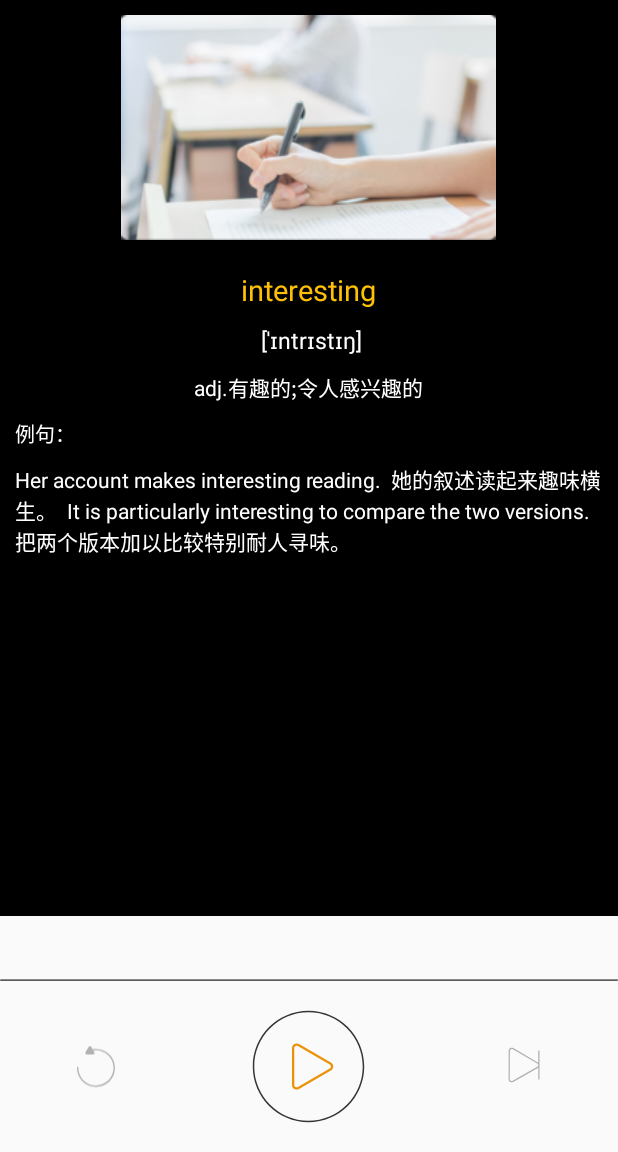
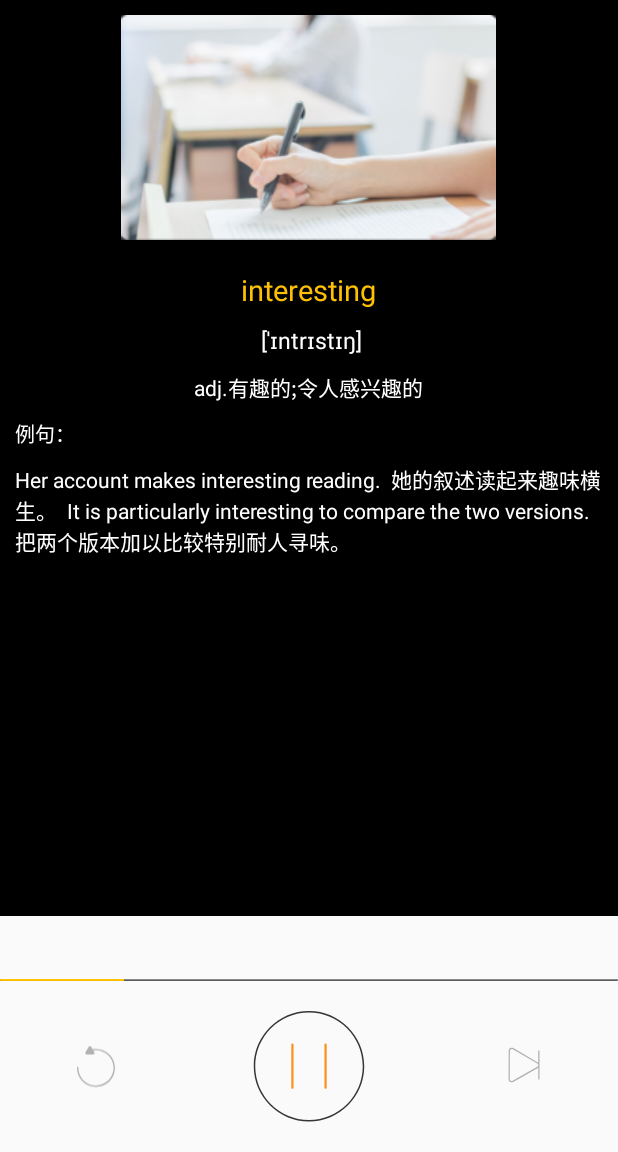
Before and after one commit to a2012s/MyApplication, an Android app: the screen it shows after launch (WordsActivity), after a tap on an icon or button, on a phone screen of 412 x 824 dp, the part 84-1236 px from its top. Run offline under Robolectric (Android 15) with nearby library versions, the phone set to English and light mode, and no system bars; our stand-ins replace EventBus; libraries missing offline, so code that uses them is left out: com.tencent.bugly; 2 statements that could not run were skipped; 1 other tap on this screen came first.

Commit message:
添加一些按钮的点击效果

```diff
--- a/app/src/main/java/com/example/wang/myapplication/testWords/FragmentNext.java
+++ b/app/src/main/java/com/example/wang/myapplication/testWords/FragmentNext.java
@@ -46,7 +46,7 @@ public class FragmentNext extends BaseFragment {
         super.onHiddenChanged(hidden);
         if (hidden) {
             //Fragment隐藏时调用
-            Toast.makeText(getActivity(), "隐藏fragment 3", Toast.LENGTH_SHORT).show();
+            //Toast.makeText(getActivity(), "隐藏fragment 3", Toast.LENGTH_SHORT).show();
         } else {
             //Fragment显示时调用
             //mTextView.setText("显示fragmentNext" );
--- a/app/src/main/java/com/example/wang/myapplication/testWords/WordsActivity.java
+++ b/app/src/main/java/com/example/wang/myapplication/testWords/WordsActivity.java
@@ -10,6 +10,8 @@ import android.support.v7.app.AppCompatActivity;
 import android.support.v7.widget.AppCompatImageView;
 import android.util.Log;
 import android.view.View;
+import android.widget.ProgressBar;
+import android.widget.Toast;
 
 
 import com.example.wang.myapplication.R;
@@ -23,9 +25,12 @@ public class WordsActivity extends AppCompatActivity {
 
     private int iNow = 0;
     private int num = 1;
+    private int wordsCount = 10;
     private static final int LEFT = 1;
     private static final int MID = 2;
     private static final int RIGHT = 3;//right
+
+    private ProgressBar mProgressBarHorizontal;
 
 
     private AppCompatImageView iv_next, iv_replay, iv_play;
@@ -46,14 +51,31 @@ public class WordsActivity extends AppCompatActivity {
 
     private void initView() {
         iv_next = findViewById(R.id.iv_next);
+        mProgressBarHorizontal = findViewById(R.id.pb_w);
         iv_next.setOnClickListener(new View.OnClickListener() {
             @Override
             public void onClick(View view) {
-                switchFragment(third, RIGHT).commit();
+
+
+                if (num >= wordsCount) {
+                    Toast.makeText(WordsActivity.this, "完成了", Toast.LENGTH_SHORT).show();
+                } else {
+                    switchFragment(third, RIGHT).commit();
+                }
             }
         });
         iv_replay = findViewById(R.id.iv_replay);
         iv_play = findViewById(R.id.iv_play);
+
+        mProgressBarHorizontal.setMax(wordsCount);
+
+
+        iv_play.setOnClickListener(new View.OnClickListener() {
+            @Override
+            public void onClick(View view) {
+                iv_play.setImageResource(R.drawable.ic_pause);
+            }
+        });
     }
 
     //Fragment优化
@@ -95,6 +117,7 @@ public class WordsActivity extends AppCompatActivity {
 
 
         EventBus.getDefault().post(new MessageEvent(num));
+        mProgressBarHorizontal.setProgress(num);
 
         iNow = i;
 
--- a/app/src/main/res/layout/words_bottomer.xml
+++ b/app/src/main/res/layout/words_bottomer.xml
@@ -17,29 +17,36 @@
 
     <android.support.v7.widget.AppCompatImageView
         android:id="@+id/iv_play"
-        android:layout_width="75dp"
-        android:layout_height="75dp"
+        android:layout_width="85dp"
+        android:layout_height="85dp"
         android:layout_below="@id/pb_w"
         android:layout_centerHorizontal="true"
-        android:layout_marginTop="19dp"
+        android:layout_marginTop="14dp"
+        android:background="?android:attr/selectableItemBackground"
+        android:padding="5dp"
         app:srcCompat="@drawable/ic_play" />
 
 
     <android.support.v7.widget.AppCompatImageView
         android:id="@+id/iv_replay"
-        android:layout_width="28dp"
-        android:layout_height="30dp"
-        android:layout_marginLeft="50dp"
-        android:layout_marginTop="85dp"
+        android:layout_width="48dp"
+        android:layout_height="50dp"
+        android:layout_marginLeft="40dp"
+        android:layout_marginTop="75dp"
+        android:clickable="true"
+        android:background="?android:attr/selectableItemBackground"
+        android:padding="10dp"
         app:srcCompat="@drawable/ic_re_play" />
 
     <android.support.v7.widget.AppCompatImageView
         android:id="@+id/iv_next"
-        android:layout_width="25dp"
-        android:layout_height="28dp"
+        android:layout_width="45dp"
+        android:layout_height="48dp"
         android:layout_alignParentRight="true"
-        android:layout_marginRight="50dp"
-        android:layout_marginTop="85dp"
+        android:layout_marginRight="40dp"
+        android:layout_marginTop="75dp"
+        android:background="?android:attr/selectableItemBackground"
+        android:padding="10dp"
         app:srcCompat="@drawable/ic_next" />
 
 
```
